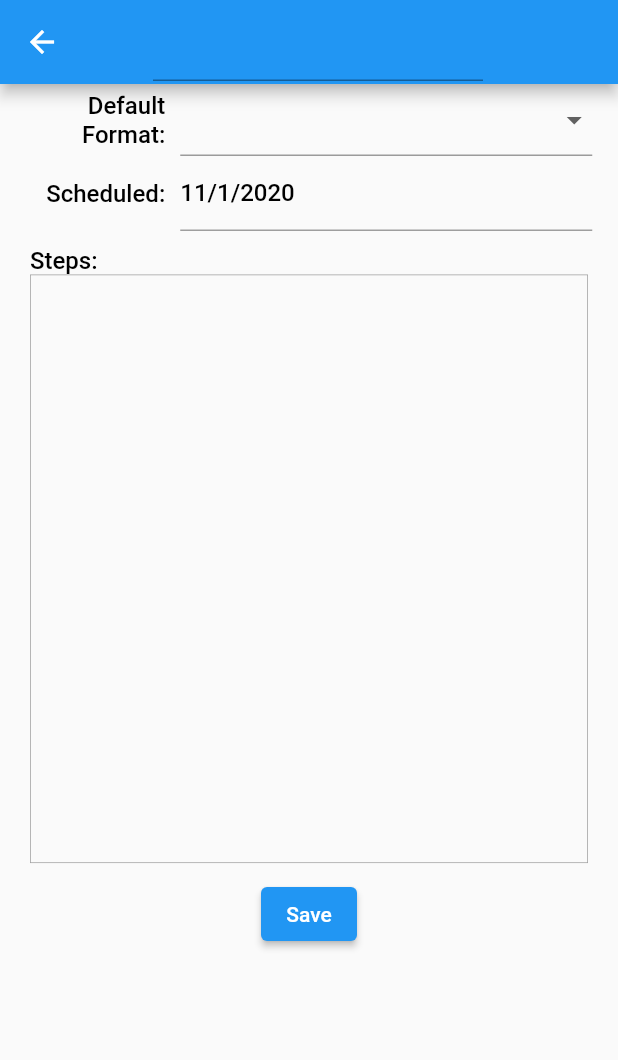
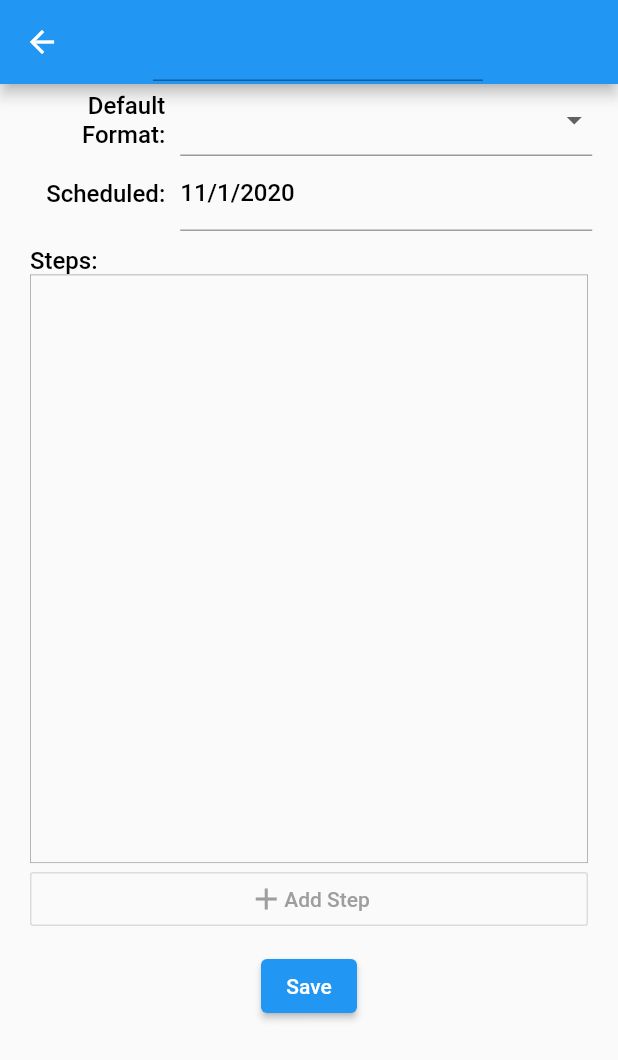
Before and after one commit to daniel-seaton/fitnet, a Flutter app: the EditWorkoutScreen screen opened directly with empty values, after a tap on the "edit" icon, on a phone screen of 412 x 824 dp. Shown: the top 1060 px of the screen. Run offline on Flutter 3.47's test engine with Material 2 defaults, Android fonts, the phone set to English and light mode, and no system bars; our stand-ins replace cloud_firestore, firebase_auth, firebase_core, firebase_storage, get_it, google_fonts and 1 more; accounts and stored records are empty.

Commit message:
Allowing workouts to be saved

```diff
--- a/lib/models/workout.dart
+++ b/lib/models/workout.dart
@@ -3,6 +3,7 @@ import 'package:fitnet/models/workoutStep.dart';
 import 'package:flutter/material.dart';
 
 class Workout {
+  String wid;
   String uid;
   String name;
   DateTime start;
@@ -16,6 +17,7 @@ class Workout {
   }
 
   Workout.fromMap(Map<String, dynamic> map) {
+    wid = map['wid'];
     uid = map['uid'];
     name = map['name'];
     defaultFormat = Format.forType(map['defaultFormat']);
--- a/lib/src/app/workout/editWorkoutScreen/editWorkoutScreen.dart
+++ b/lib/src/app/workout/editWorkoutScreen/editWorkoutScreen.dart
@@ -1,16 +1,19 @@
 import 'package:fitnet/models/workout.dart';
+import 'package:fitnet/services/workoutService.dart';
 import 'package:fitnet/src/app/workout/editWorkoutScreen/editChangeNotifier.dart';
 import 'package:fitnet/src/app/workout/editWorkoutScreen/workoutChangeNotifier.dart';
 import 'package:flutter/cupertino.dart';
 import 'package:flutter/material.dart';
 import 'package:provider/provider.dart';
 
+import '../../../../serviceInjector.dart';
 import 'formFields/defaultFormatField.dart';
 import 'formFields/nameField.dart';
 import 'formFields/scheduledDateField.dart';
 import 'formFields/stepListField.dart';
 
 class EditWorkoutScreen extends StatelessWidget {
+  final WorkoutService workoutService = injector<WorkoutService>();
   final Workout workout;
   final isEdit;
 
@@ -39,12 +42,19 @@ class EditWorkoutScreen extends StatelessWidget {
                 padding: EdgeInsets.fromLTRB(0, 0, 0, 5),
                 child: Center(
                   child: Consumer<EditChangeNotifier>(
-                    builder: (_, notifier, __) => ElevatedButton(
-                      onPressed: () {
-                        if (notifier.isEdit) notifier.setIsEdit(false);
-                        print('TODO save');
-                      },
-                      child: Text(notifier.isEdit ? 'Save' : 'Start Workout'),
+                    builder: (_, editNotifier, __) =>
+                        Consumer<WorkoutChangeNotifier>(
+                      builder: (_, workoutNotifier, __) => ElevatedButton(
+                        onPressed: () async {
+                          if (editNotifier.isEdit) {
+                            await workoutService
+                                .addOrUpdateWorkout(workoutNotifier.workout);
+                            editNotifier.setIsEdit(false);
+                          }
+                        },
+                        child: Text(
+                            editNotifier.isEdit ? 'Save' : 'Start Workout'),
+                      ),
                     ),
                   ),
                 ),
--- a/lib/src/app/workout/editWorkoutScreen/formFields/defaultFormatField.dart
+++ b/lib/src/app/workout/editWorkoutScreen/formFields/defaultFormatField.dart
@@ -23,7 +23,9 @@ class DefaultFormatField extends StatelessWidget {
             builder: (_, editNotifier, __) => Consumer<WorkoutChangeNotifier>(
               builder: (_, workoutNotifier, __) => DropdownButtonFormField(
                   disabledHint: Text(
-                      workoutNotifier.workout.defaultFormat.displayValue,
+                      workoutNotifier.workout.defaultFormat != null
+                          ? workoutNotifier.workout.defaultFormat.displayValue
+                          : '',
                       style: Theme.of(context).textTheme.bodyText1),
                   value: workoutNotifier.workout.defaultFormat != null
                       ? workoutNotifier.workout.defaultFormat.value
--- a/lib/src/app/workout/editWorkoutScreen/formFields/stepListField.dart
+++ b/lib/src/app/workout/editWorkoutScreen/formFields/stepListField.dart
@@ -15,20 +15,21 @@ class StepListField extends StatelessWidget {
   Widget build(BuildContext context) {
     return Padding(
       padding: EdgeInsets.fromLTRB(20, 10, 20, 10),
-      child: Column(
+      child: Consumer<EditChangeNotifier>(
+        builder: (_, editNotifier, __) => Column(
           crossAxisAlignment: CrossAxisAlignment.start,
           children: [
             Container(
               width: MediaQuery.of(context).size.width - 40,
-            child: Text('Steps:', style: Theme.of(context).textTheme.bodyText1),
+              child:
+                  Text('Steps:', style: Theme.of(context).textTheme.bodyText1),
             ),
             Container(
               decoration: BoxDecoration(
                   border: Border.all(color: Colors.grey, width: 0.5)),
               height: MediaQuery.of(context).size.height / 2.1,
               width: MediaQuery.of(context).size.width - 40,
-            child: Consumer<EditChangeNotifier>(
-              builder: (_, editNotifier, __) => Consumer<WorkoutChangeNotifier>(
+              child: Consumer<WorkoutChangeNotifier>(
                 builder: (_, workoutNotifier, __) => ReorderableListView(
                   onReorder: (x, y) {
                     if (!editNotifier.isEdit) return;
@@ -76,8 +77,22 @@ class StepListField extends StatelessWidget {
                 ),
               ),
             ),
+            editNotifier.isEdit
+                ? OutlineButton(
+                    key: Key('addStepButton'),
+                    color: Colors.grey,
+                    onPressed: () => {print('TODO add step modal')},
+                    child: Row(
+                      mainAxisAlignment: MainAxisAlignment.center,
+                      children: [
+                        Icon(Icons.add, color: Colors.grey),
+                        Text('Add Step', style: TextStyle(color: Colors.grey))
+                      ],
                     ),
+                  )
+                : Container(key: Key('emptyContainer'), height: 0)
           ],
+        ),
       ),
     );
   }
```
Also changed, not shown: lib/services/firestoreService.dart (+13 -1 lines), lib/services/workoutService.dart (+8 -0 lines). Lines whose indentation alone changed are shown as unchanged.
